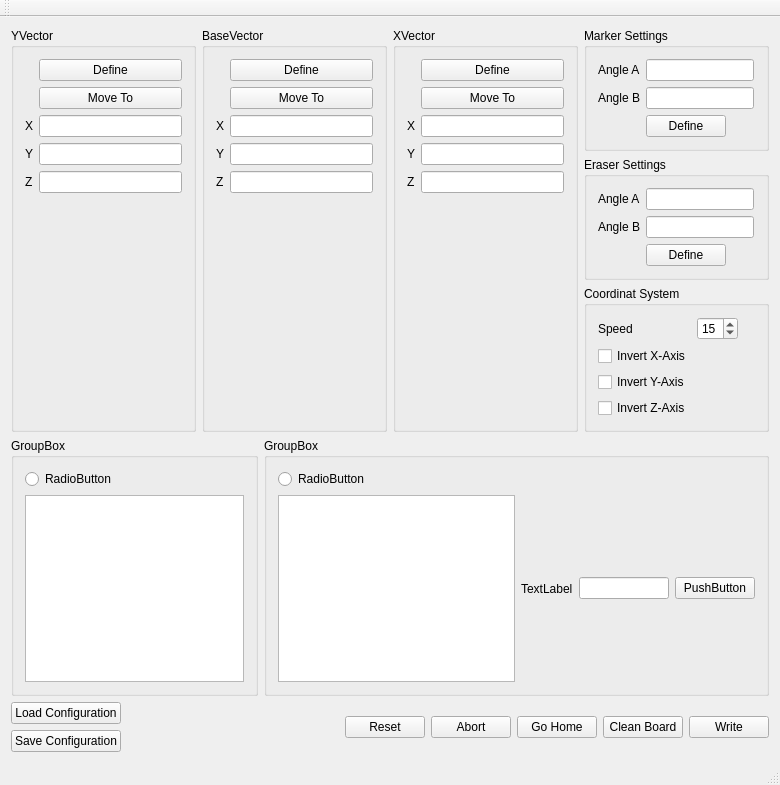
yoshi5534/schorsch-the-robot, file src/DrawTextToPlaneGUI/maingui.ui: the form before one commit.
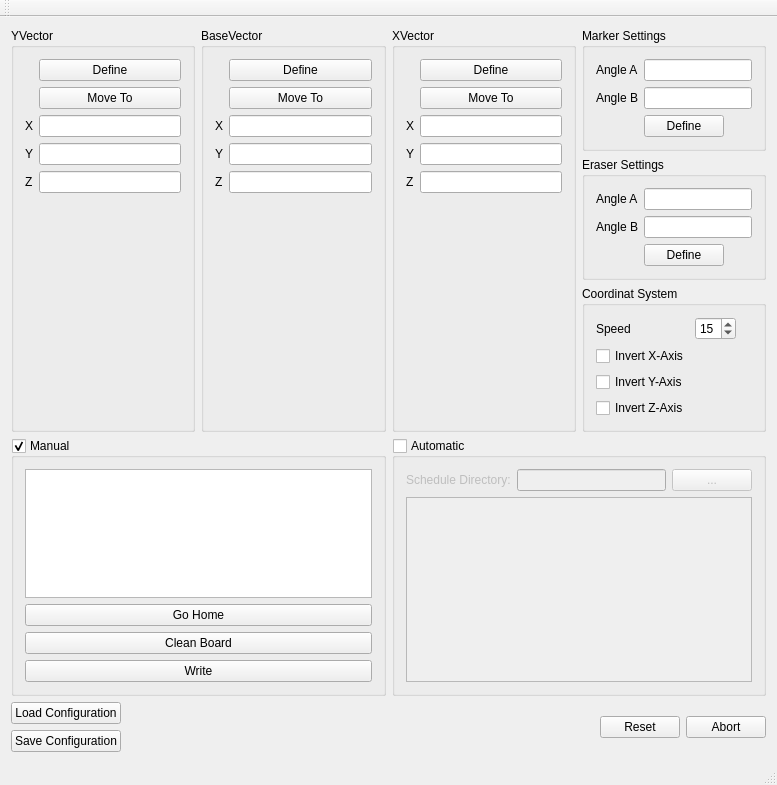
The form after the commit.

Commit message: added posibility to select files in an file edit dialog box

Diff of the .ui file:
```diff
--- a/src/DrawTextToPlaneGUI/maingui.ui
+++ b/src/DrawTextToPlaneGUI/maingui.ui
@@ -6,7 +6,7 @@
    <rect>
     <x>0</x>
     <y>0</y>
-    <width>780</width>
+    <width>777</width>
     <height>785</height>
    </rect>
   </property>
@@ -385,44 +385,60 @@
       <item>
        <widget class="QGroupBox" name="groupBox_3">
         <property name="title">
-         <string>GroupBox</string>
+         <string>Manual</string>
+        </property>
+        <property name="checkable">
+         <bool>true</bool>
         </property>
         <layout class="QVBoxLayout" name="verticalLayout_6">
-         <item>
-          <widget class="QRadioButton" name="radioButton">
-           <property name="text">
-            <string>RadioButton</string>
-           </property>
-          </widget>
-         </item>
          <item>
           <widget class="QTextEdit" name="txtEditTextToWrite"/>
          </item>
+         <item>
+          <widget class="QPushButton" name="btnHome">
+           <property name="text">
+            <string>Go Home</string>
+           </property>
+          </widget>
+         </item>
+         <item>
+          <widget class="QPushButton" name="btnCleanBoard">
+           <property name="text">
+            <string>Clean Board</string>
+           </property>
+          </widget>
+         </item>
+         <item>
+          <widget class="QPushButton" name="btnWrite">
+           <property name="text">
+            <string>Write</string>
+           </property>
+          </widget>
+         </item>
         </layout>
        </widget>
       </item>
       <item>
        <widget class="QGroupBox" name="groupBox_4">
         <property name="title">
-         <string>GroupBox</string>
+         <string>Automatic</string>
+        </property>
+        <property name="flat">
+         <bool>false</bool>
+        </property>
+        <property name="checkable">
+         <bool>true</bool>
+        </property>
+        <property name="checked">
+         <bool>false</bool>
         </property>
         <layout class="QVBoxLayout" name="verticalLayout_7">
-         <item>
-          <widget class="QRadioButton" name="radioButton_2">
-           <property name="text">
-            <string>RadioButton</string>
-           </property>
-          </widget>
-         </item>
          <item>
           <layout class="QHBoxLayout" name="horizontalLayout_3">
            <item>
-            <widget class="QListView" name="listView"/>
-           </item>
-           <item>
-            <widget class="QLabel" name="label">
+            <widget class="QLabel" name="scheduleDirectoryLabel">
              <property name="text">
-              <string>TextLabel</string>
+              <string>Schedule Directory:</string>
              </property>
             </widget>
            </item>
@@ -432,12 +448,15 @@
            <item>
             <widget class="QPushButton" name="pushButton">
              <property name="text">
-              <string>PushButton</string>
+              <string>...</string>
              </property>
             </widget>
            </item>
           </layout>
          </item>
+         <item>
+          <widget class="QListView" name="scheduleFileListView"/>
+         </item>
         </layout>
        </widget>
       </item>
@@ -490,27 +509,6 @@
         </property>
        </widget>
       </item>
-      <item>
-       <widget class="QPushButton" name="btnHome">
-        <property name="text">
-         <string>Go Home</string>
-        </property>
-       </widget>
-      </item>
-      <item>
-       <widget class="QPushButton" name="btnCleanBoard">
-        <property name="text">
-         <string>Clean Board</string>
-        </property>
-       </widget>
-      </item>
-      <item>
-       <widget class="QPushButton" name="btnWrite">
-        <property name="text">
-         <string>Write</string>
-        </property>
-       </widget>
-      </item>
      </layout>
     </item>
    </layout>
```
Left out of the diff: 72 changed lines with no effect on the pictures. The commit also changes 2 other files.
